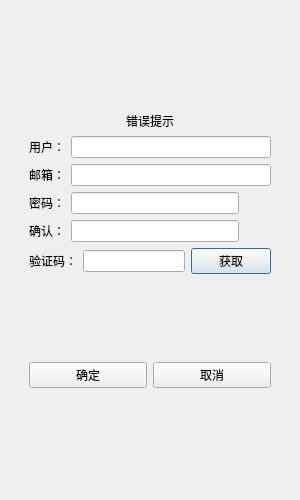
Old version of the form QTClient/register.ui in the repository Encounter005/TinyChat.
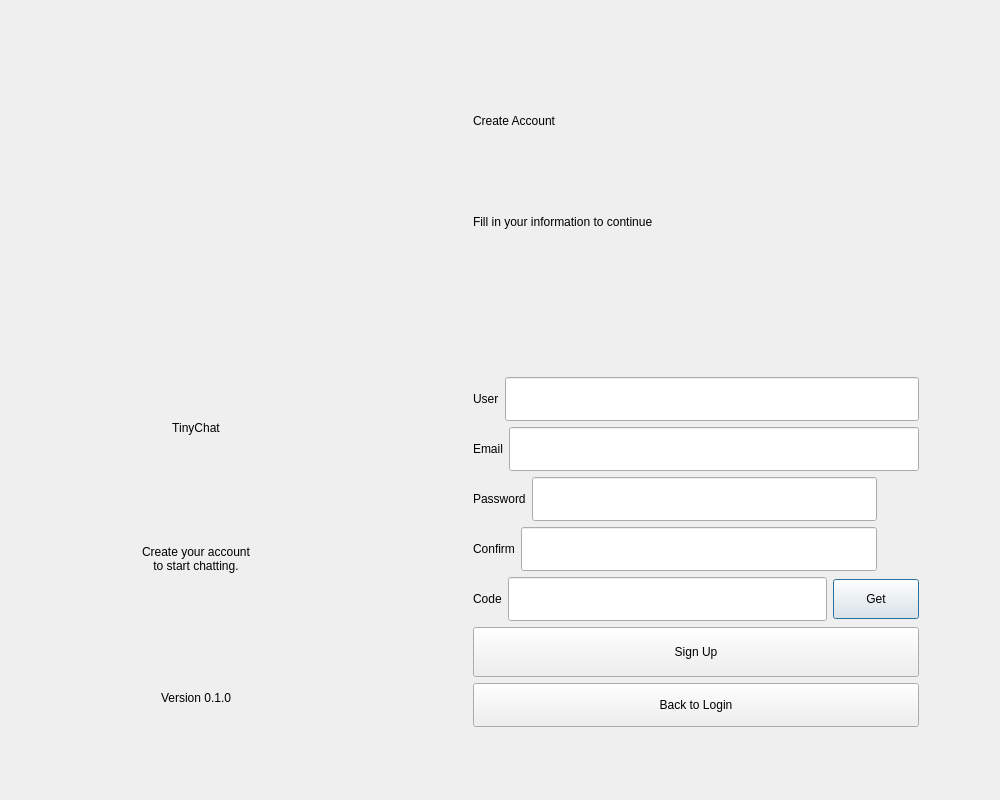
New version of the form. Icons and pictures are not drawn. Custom widgets are drawn as their Qt base class.

Diff of the .ui file:
```diff
--- a/QTClient/register.ui
+++ b/QTClient/register.ui
@@ -6,29 +6,147 @@
    <rect>
     <x>0</x>
     <y>0</y>
-    <width>300</width>
-    <height>500</height>
+    <width>1000</width>
+    <height>800</height>
    </rect>
   </property>
   <property name="minimumSize">
    <size>
-    <width>300</width>
-    <height>500</height>
+    <width>1000</width>
+    <height>800</height>
    </size>
   </property>
   <property name="maximumSize">
    <size>
-    <width>300</width>
-    <height>500</height>
+    <width>1000</width>
+    <height>800</height>
    </size>
   </property>
   <property name="windowTitle">
    <string>Dialog</string>
   </property>
-  <layout class="QVBoxLayout" name="verticalLayout_12">
+  <layout class="QHBoxLayout" name="horizontalLayout_root">
+   <property name="spacing">
+    <number>0</number>
+   </property>
+   <property name="leftMargin">
+    <number>0</number>
+   </property>
+   <property name="topMargin">
+    <number>0</number>
+   </property>
+   <property name="rightMargin">
+    <number>0</number>
+   </property>
+   <property name="bottomMargin">
+    <number>0</number>
+   </property>
    <item>
-    <widget class="QWidget" name="widget" native="true">
-     <layout class="QHBoxLayout" name="horizontalLayout_21">
+    <widget class="QWidget" name="auth_left_panel" native="true">
+     <layout class="QVBoxLayout" name="verticalLayout_left">
+      <property name="leftMargin">
+       <number>56</number>
+      </property>
+      <property name="topMargin">
+       <number>72</number>
+      </property>
+      <property name="rightMargin">
+       <number>56</number>
+      </property>
+      <property name="bottomMargin">
+       <number>40</number>
+      </property>
+      <item>
+       <spacer name="verticalSpacer_left_top">
+        <property name="orientation">
+         <enum>Qt::Orientation::Vertical</enum>
+        </property>
+       </spacer>
+      </item>
+      <item>
+       <widget class="QLabel" name="auth_left_image">
+        <property name="minimumSize">
+         <size>
+          <width>280</width>
+          <height>280</height>
+         </size>
+        </property>
+        <property name="maximumSize">
+         <size>
+          <width>280</width>
+          <height>280</height>
+         </size>
+        </property>
+        <property name="text">
+         <string/>
+        </property>
+        <property name="pixmap">
+         <pixmap resource="resources.qrc">:/img/a.jpg</pixmap>
+        </property>
+        <property name="scaledContents">
+         <bool>true</bool>
+        </property>
+        <property name="alignment">
+         <set>Qt::AlignmentFlag::AlignCenter</set>
+        </property>
+       </widget>
+      </item>
+      <item>
+       <widget class="QLabel" name="brand_title">
+        <property name="text">
+         <string>TinyChat</string>
+        </property>
+        <property name="alignment">
+         <set>Qt::AlignmentFlag::AlignCenter</set>
+        </property>
+       </widget>
+      </item>
+      <item>
+       <widget class="QLabel" name="brand_subtitle">
+        <property name="text">
+         <string>Create your account
+to start chatting.</string>
+        </property>
+        <property name="alignment">
+         <set>Qt::AlignmentFlag::AlignCenter</set>
+        </property>
+       </widget>
+      </item>
+      <item>
+       <spacer name="verticalSpacer_left_bottom">
+        <property name="orientation">
+         <enum>Qt::Orientation::Vertical</enum>
+        </property>
+       </spacer>
+      </item>
+      <item>
+       <widget class="QLabel" name="brand_version">
+        <property name="text">
+         <string>Version 0.1.0</string>
+        </property>
+        <property name="alignment">
+         <set>Qt::AlignmentFlag::AlignCenter</set>
+        </property>
+       </widget>
+      </item>
+     </layout>
+    </widget>
+   </item>
+   <item>
+    <widget class="QWidget" name="auth_right_panel" native="true">
+     <layout class="QVBoxLayout" name="verticalLayout_right">
+      <property name="leftMargin">
+       <number>72</number>
+      </property>
+      <property name="topMargin">
+       <number>64</number>
+      </property>
+      <property name="rightMargin">
+       <number>72</number>
+      </property>
+      <property name="bottomMargin">
+       <number>64</number>
+      </property>
       <item>
        <widget class="QStackedWidget" name="stackedWidget">
         <property name="currentIndex">
@@ -37,22 +155,23 @@
         <widget class="QWidget" name="page_1">
          <layout class="QVBoxLayout" name="verticalLayout_6">
           <item>
-           <spacer name="verticalSpacer">
-            <property name="orientation">
-             <enum>Qt::Orientation::Vertical</enum>
+           <widget class="QLabel" name="title_label">
+            <property name="text">
+             <string>Create Account</string>
             </property>
-            <property name="sizeHint" stdset="0">
-             <size>
-              <width>20</width>
-              <height>61</height>
-             </size>
+           </widget>
+          </item>
+          <item>
+           <widget class="QLabel" name="desc_label">
+            <property name="text">
+             <string>Fill in your information to continue</string>
             </property>
-           </spacer>
+           </widget>
           </item>
           <item>
            <widget class="QLabel" name="error_tips">
             <property name="text">
-             <string>错误提示</string>
+             <string/>
             </property>
             <property name="alignment">
              <set>Qt::AlignmentFlag::AlignCenter</set>
@@ -60,20 +179,23 @@
            </widget>
           </item>
           <item>
-           <layout class="QVBoxLayout" name="verticalLayout_5">
+           <layout class="QHBoxLayout" name="horizontalLayout_user">
             <item>
-             <layout class="QHBoxLayout" name="horizontalLayout_15">
-              <item>
-               <widget class="QLabel" name="uesr_label">
-                <property name="text">
-                 <string>用户：</string>
-                </property>
-               </widget>
-              </item>
-              <item>
-               <widget class="QLineEdit" name="user_edit"/>
-              </item>
-             </layout>
+             <widget class="QLabel" name="uesr_label">
+              <property name="text">
+               <string>User</string>
+              </property>
+             </widget>
+            </item>
+            <item>
+             <widget class="QLineEdit" name="user_edit">
+              <property name="minimumSize">
+               <size>
+                <width>0</width>
+                <height>44</height>
+               </size>
+              </property>
+             </widget>
             </item>
            </layout>
           </item>
@@ -82,12 +204,19 @@
             <item>
              <widget class="QLabel" name="email_label">
               <property name="text">
-               <string>邮箱：</string>
+               <string>Email</string>
               </property>
              </widget>
             </item>
             <item>
-             <widget class="QLineEdit" name="email_edit"/>
+             <widget class="QLineEdit" name="email_edit">
+              <property name="minimumSize">
+               <size>
+                <width>0</width>
+                <height>44</height>
+               </size>
+              </property>
+             </widget>
             </item>
            </layout>
           </item>
@@ -96,33 +225,37 @@
             <item>
              <widget class="QLabel" name="pass_label">
               <property name="text">
-               <string>密码：</string>
+               <string>Password</string>
               </property>
              </widget>
             </item>
             <item>
-             <widget class="QLineEdit" name="pass_edit"/>
+             <widget class="QLineEdit" name="pass_edit">
+              <property name="minimumSize">
+               <size>
+                <width>0</width>
+                <height>44</height>
+               </size>
+              </property>
+             </widget>
             </item>
             <item>
              <widget class="ClickedLabel" name="pass_visible">
               <property name="minimumSize">
                <size>
-                <width>26</width>
-                <height>20</height>
+                <width>36</width>
+                <height>36</height>
                </size>
               </property>
               <property name="maximumSize">
                <size>
-                <width>20</width>
-                <height>20</height>
+                <width>36</width>
+                <height>36</height>
                </size>
               </property>
               <property name="text">
                <string/>
               </property>
-              <property name="alignment">
-               <set>Qt::AlignmentFlag::AlignCenter</set>
-              </property>
              </widget>
             </item>
            </layout>
@@ -132,33 +265,37 @@
             <item>
              <widget class="QLabel" name="confirm_label">
               <property name="text">
-               <string>确认：</string>
+               <string>Confirm</string>
               </property>
              </widget>
             </item>
             <item>
-             <widget class="QLineEdit" name="confirm_edit"/>
+             <widget class="QLineEdit" name="confirm_edit">
+              <property name="minimumSize">
+               <size>
+                <width>0</width>
+                <height>44</height>
+               </size>
+              </property>
+             </widget>
             </item>
             <item>
              <widget class="ClickedLabel" name="confirm_visible">
               <property name="minimumSize">
                <size>
-                <width>26</width>
-                <height>20</height>
+                <width>36</width>
+                <height>36</height>
                </size>
               </property>
               <property name="maximumSize">
                <size>
-                <width>20</width>
-                <height>20</height>
+                <width>36</width>
+                <height>36</height>
                </size>
               </property>
               <property name="text">
                <string/>
               </property>
-              <property name="alignment">
-               <set>Qt::AlignmentFlag::AlignCenter</set>
-              </property>
              </widget>
             </item>
            </layout>
@@ -168,65 +305,60 @@
             <item>
              <widget class="QLabel" name="verify_label">
               <property name="text">
-               <string>验证码：</string>
+               <string>Code</string>
               </property>
              </widget>
             </item>
             <item>
-             <widget class="QLineEdit" name="verify_edit"/>
+             <widget class="QLineEdit" name="verify_edit">
+              <property name="minimumSize">
+               <size>
+                <width>0</width>
+                <height>44</height>
+               </size>
+              </property>
+             </widget>
             </item>
             <item>
              <widget class="TimerBtn" name="get_code_button">
+              <property name="minimumSize">
+               <size>
+                <width>86</width>
+                <height>40</height>
+               </size>
+              </property>
               <property name="text">
-               <string>获取</string>
+               <string>Get</string>
               </property>
              </widget>
             </item>
            </layout>
           </item>
           <item>
-           <spacer name="verticalSpacer_2">
-            <property name="orientation">
-             <enum>Qt::Orientation::Vertical</enum>
-            </property>
-            <property name="sizeHint" stdset="0">
+           <widget class="QPushButton" name="confirm_button">
+            <property name="minimumSize">
              <size>
-              <width>20</width>
-              <height>39</height>
+              <width>0</width>
+              <height>50</height>
              </size>
             </property>
-           </spacer>
+            <property name="text">
+             <string>Sign Up</string>
+            </property>
+           </widget>
           </item>
           <item>
-           <layout class="QHBoxLayout" name="horizontalLayout_17">
-            <item>
-             <widget class="QPushButton" name="confirm_button">
-              <property name="text">
-               <string>确定</string>
-              </property>
-             </widget>
-            </item>
-            <item>
-             <widget class="QPushButton" name="cancel_button">
-              <property name="text">
-               <string>取消</string>
-              </property>
-             </widget>
-            </item>
-           </layout>
-          </item>
-          <item>
-           <spacer name="verticalSpacer_3">
-            <property name="orientation">
-             <enum>Qt::Orientation::Vertical</enum>
-            </property>
-            <property name="sizeHint" stdset="0">
+           <widget class="QPushButton" name="cancel_button">
+            <property name="minimumSize">
              <size>
-              <width>20</width>
-              <height>40</height>
+              <width>0</width>
+              <height>44</height>
              </size>
             </property>
-           </spacer>
+            <property name="text">
+             <string>Back to Login</string>
+            </property>
+           </widget>
           </item>
          </layout>
         </widget>
```
Left out of the diff: 90 changed lines with no effect on the pictures.
